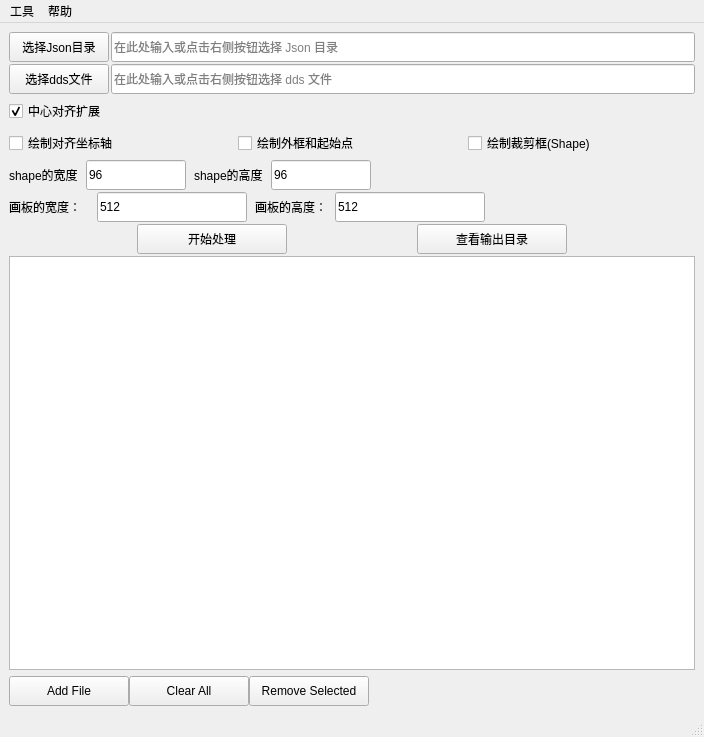
This is sprite_editor/ui/mainwindow.ui in super999/SpriteAtalsReader as Qt 5 draws it before an edit. The edited form follows.
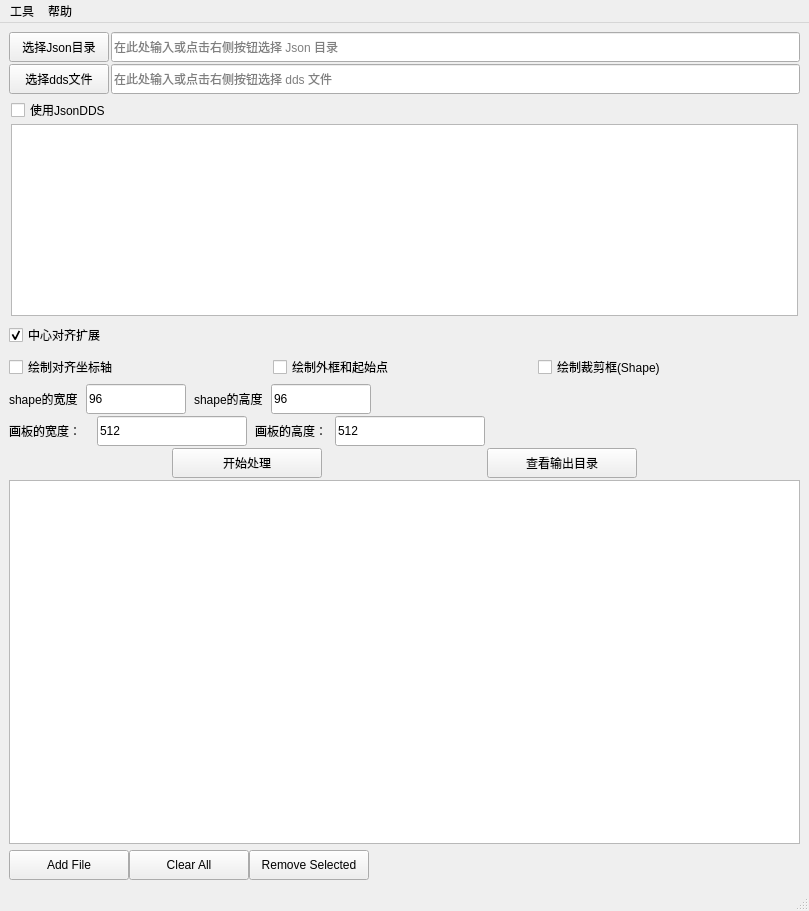
This is the edited form.

Commit message: 1. 提交代码，支持json DDS

What changed in the file:
```diff
--- a/sprite_editor/ui/mainwindow.ui
+++ b/sprite_editor/ui/mainwindow.ui
@@ -6,8 +6,8 @@
    <rect>
     <x>0</x>
     <y>0</y>
-    <width>704</width>
-    <height>737</height>
+    <width>809</width>
+    <height>911</height>
    </rect>
   </property>
   <property name="windowTitle">
@@ -84,6 +84,43 @@
       </item>
      </layout>
     </item>
+    <item>
+     <widget class="QWidget" name="widget_json_dds" native="true">
+      <property name="minimumSize">
+       <size>
+        <width>0</width>
+        <height>200</height>
+       </size>
+      </property>
+      <layout class="QVBoxLayout" name="verticalLayout_3">
+       <property name="spacing">
+        <number>2</number>
+       </property>
+       <property name="leftMargin">
+        <number>2</number>
+       </property>
+       <property name="topMargin">
+        <number>2</number>
+       </property>
+       <property name="rightMargin">
+        <number>2</number>
+       </property>
+       <property name="bottomMargin">
+        <number>2</number>
+       </property>
+       <item>
+        <widget class="QCheckBox" name="checkBoxUseDDsJson">
+         <property name="text">
+          <string>使用JsonDDS</string>
+         </property>
+        </widget>
+       </item>
+       <item>
+        <widget class="QTextEdit" name="textEdit"/>
+       </item>
+      </layout>
+     </widget>
+    </item>
     <item>
      <layout class="QHBoxLayout" name="horizontalLayout_4">
       <item>
@@ -512,7 +549,7 @@
     <rect>
      <x>0</x>
      <y>0</y>
-     <width>704</width>
+     <width>809</width>
      <height>33</height>
     </rect>
    </property>
```
The commit also changes 2 other files.
